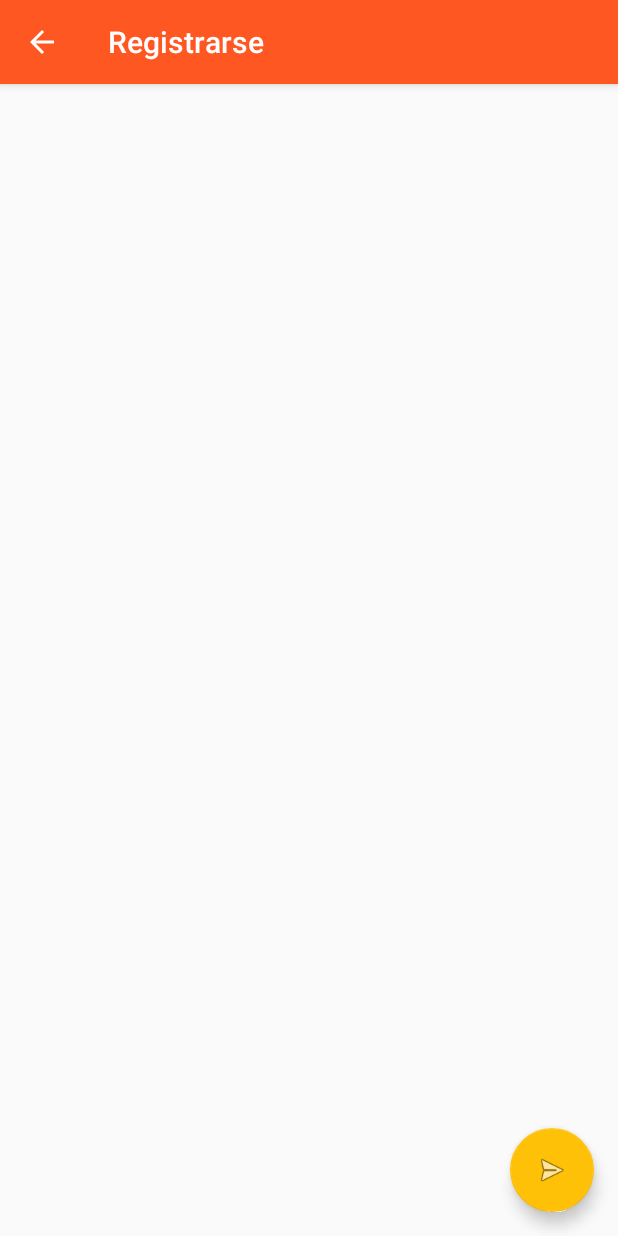
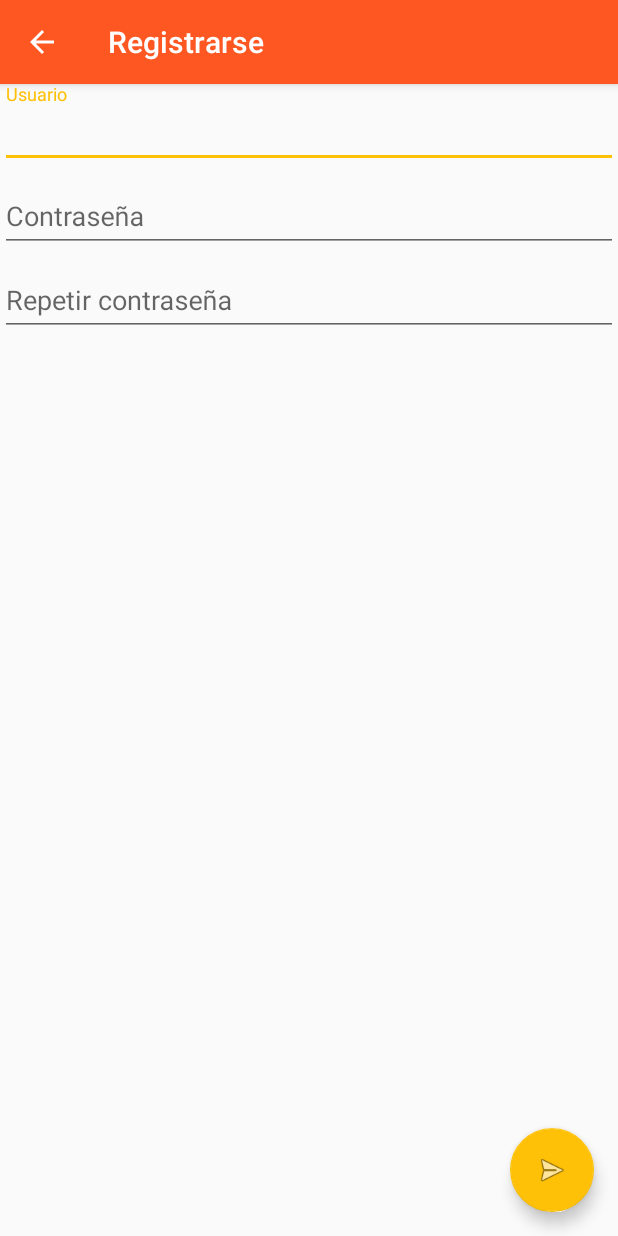
Before and after one commit to Grace-Hopper/Mobile, an Android app: the Registrarse screen opened directly, with no data from a screen before it, on a phone screen of 412 x 824 dp. Run offline under Robolectric (Android 15) with nearby library versions, the phone set to English and light mode, and no system bars.

Commit message:
Formulario de registro

```diff
--- a/app/src/main/res/layout/activity_registrarse.xml
+++ b/app/src/main/res/layout/activity_registrarse.xml
@@ -17,7 +17,6 @@
             android:layout_height="?attr/actionBarSize"
             android:background="?attr/colorPrimary"
             app:popupTheme="@style/AppTheme.PopupOverlay" />
-
     </android.support.design.widget.AppBarLayout>
 
     <include layout="@layout/content_registrarse" />
@@ -30,4 +29,5 @@
         android:layout_margin="@dimen/fab_margin"
         app:srcCompat="@android:drawable/ic_menu_send" />
 
+
 </android.support.design.widget.CoordinatorLayout>
--- a/app/src/main/res/layout/content_registrarse.xml
+++ b/app/src/main/res/layout/content_registrarse.xml
@@ -1,11 +1,72 @@
 <?xml version="1.0" encoding="utf-8"?>
-<android.support.constraint.ConstraintLayout xmlns:android="http://schemas.android.com/apk/res/android"
+<LinearLayout xmlns:android="http://schemas.android.com/apk/res/android"
     xmlns:app="http://schemas.android.com/apk/res-auto"
     xmlns:tools="http://schemas.android.com/tools"
     android:layout_width="match_parent"
     android:layout_height="match_parent"
+    android:gravity="center_horizontal"
+    android:orientation="vertical"
     app:layout_behavior="@string/appbar_scrolling_view_behavior"
     tools:context="es.eina.hopper.receticas.Registrarse"
     tools:showIn="@layout/activity_registrarse">
 
-</android.support.constraint.ConstraintLayout>
+    <ScrollView
+        android:id="@+id/regis_form"
+        android:layout_width="match_parent"
+        android:layout_height="match_parent">
+
+        <LinearLayout
+            android:id="@+id/email_regis_form"
+            android:layout_width="match_parent"
+            android:layout_height="wrap_content"
+            android:orientation="vertical">
+
+            <android.support.design.widget.TextInputLayout
+                android:layout_width="match_parent"
+                android:layout_height="wrap_content">
+
+                <AutoCompleteTextView
+                    android:id="@+id/email"
+                    android:layout_width="match_parent"
+                    android:layout_height="wrap_content"
+                    android:hint="@string/prompt_email"
+                    android:inputType="textEmailAddress"
+                    android:maxLines="1"
+                    android:singleLine="true" />
+
+            </android.support.design.widget.TextInputLayout>
+
+            <android.support.design.widget.TextInputLayout
+                android:layout_width="match_parent"
+                android:layout_height="wrap_content">
+
+                <EditText
+                    android:id="@+id/password"
+                    android:layout_width="match_parent"
+                    android:layout_height="wrap_content"
+                    android:hint="@string/prompt_password"
+                    android:inputType="textPassword"
+                    android:maxLines="1"
+                    android:singleLine="true" />
+
+            </android.support.design.widget.TextInputLayout>
+
+            <android.support.design.widget.TextInputLayout
+                android:layout_width="match_parent"
+                android:layout_height="wrap_content">
+
+                <EditText
+                    android:id="@+id/rep_password"
+                    android:layout_width="match_parent"
+                    android:layout_height="wrap_content"
+                    android:hint="@string/repit_password"
+                    android:inputType="textPassword"
+                    android:maxLines="1"
+                    android:singleLine="true" />
+
+            </android.support.design.widget.TextInputLayout>
+
+
+        </LinearLayout>
+    </ScrollView>
+</LinearLayout>
--- a/app/src/main/res/values/strings.xml
+++ b/app/src/main/res/values/strings.xml
@@ -4,6 +4,7 @@
     <!-- Strings related to login -->
     <string name="prompt_email">Usuario</string>
     <string name="prompt_password">Contraseña</string>
+    <string name="repit_password">Repetir contraseña</string>
     <string name="action_sign_in">Sign in</string>
     <string name="action_registrarse">Registrarse</string>
     <string name="action_sign_in_short">Sign in</string>
```
Also changed, not shown: 1 other file.
